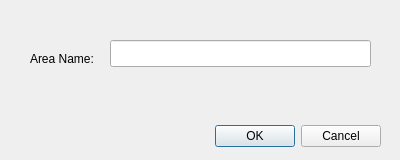
Qt form Interface/FilterDialog.ui (brotherdust/qrap) before a commit.
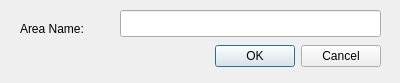
The same form after that commit.

What changed in the file:
```diff
--- a/Interface/FilterDialog.ui
+++ b/Interface/FilterDialog.ui
@@ -1,22 +1,22 @@
 <ui version="4.0" >
  <class>FilterDialog</class>
- <widget class="QDialog" name="FilterDialog" >
-  <property name="geometry" >
+ <widget class="QDialog" name="FilterDialog">
+  <property name="geometry">
    <rect>
     <x>0</x>
     <y>0</y>
     <width>400</width>
-    <height>160</height>
+    <height>83</height>
    </rect>
   </property>
   <property name="windowTitle" >
    <string>New Area Filter</string>
   </property>
-  <widget class="QDialogButtonBox" name="buttonBox" >
-   <property name="geometry" >
+  <widget class="QDialogButtonBox" name="buttonBox">
+   <property name="geometry">
     <rect>
      <x>40</x>
-     <y>120</y>
+     <y>40</y>
      <width>341</width>
      <height>32</height>
     </rect>
@@ -24,16 +24,16 @@
    <property name="orientation" >
     <enum>Qt::Horizontal</enum>
    </property>
-   <property name="standardButtons" >
-    <set>QDialogButtonBox::Cancel|QDialogButtonBox::NoButton|QDialogButtonBox::Ok</set>
+   <property name="standardButtons">
+    <set>QDialogButtonBox::Cancel|QDialogButtonBox::Ok</set>
    </property>
   </widget>
-  <widget class="QLabel" name="label" >
-   <property name="geometry" >
+  <widget class="QLabel" name="label">
+   <property name="geometry">
     <rect>
-     <x>30</x>
-     <y>50</y>
-     <width>91</width>
+     <x>20</x>
+     <y>20</y>
+     <width>81</width>
      <height>18</height>
     </rect>
    </property>
@@ -41,11 +41,11 @@
     <string>Area Name:</string>
    </property>
   </widget>
-  <widget class="QLineEdit" name="lineEditName" >
-   <property name="geometry" >
+  <widget class="QLineEdit" name="lineEditName">
+   <property name="geometry">
     <rect>
-     <x>110</x>
-     <y>40</y>
+     <x>120</x>
+     <y>10</y>
      <width>261</width>
      <height>27</height>
     </rect>
```
Left out of the diff: 19 changed lines with no effect on the pictures.
